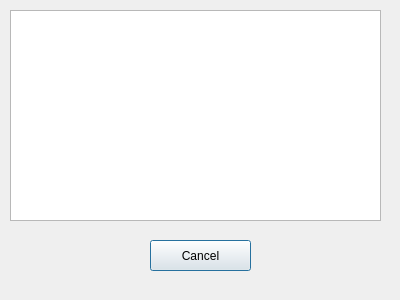
Above: QTcreator/Diary/student_info.ui from albaSANDROS/DIPLOMA-PROJECT.-Multi-user-client-server-application-e-journal before the change. Below: the same form after it.
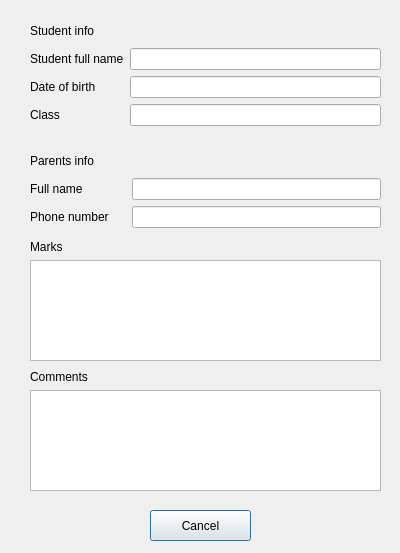
That is the form after the change.

Commit message: student info output

What changed in the file:
```diff
--- a/QTcreator/Diary/student_info.ui
+++ b/QTcreator/Diary/student_info.ui
@@ -7,7 +7,7 @@
     <x>0</x>
     <y>0</y>
     <width>400</width>
-    <height>300</height>
+    <height>553</height>
    </rect>
   </property>
   <property name="windowTitle">
@@ -17,7 +17,7 @@
    <property name="geometry">
     <rect>
      <x>150</x>
-     <y>240</y>
+     <y>510</y>
      <width>101</width>
      <height>31</height>
     </rect>
@@ -26,15 +26,202 @@
     <string>Cancel</string>
    </property>
   </widget>
-  <widget class="QTextBrowser" name="textBrowser">
+  <widget class="QLabel" name="label_5">
    <property name="geometry">
     <rect>
-     <x>10</x>
-     <y>10</y>
-     <width>371</width>
-     <height>211</height>
+     <x>90</x>
+     <y>120</y>
+     <width>349</width>
+     <height>16</height>
     </rect>
    </property>
+   <property name="text">
+    <string/>
+   </property>
+  </widget>
+  <widget class="QWidget" name="layoutWidget">
+   <property name="geometry">
+    <rect>
+     <x>30</x>
+     <y>370</y>
+     <width>351</width>
+     <height>121</height>
+    </rect>
+   </property>
+   <layout class="QVBoxLayout" name="verticalLayout_8">
+    <item>
+     <widget class="QLabel" name="comments_label">
+      <property name="text">
+       <string>Comments</string>
+      </property>
+     </widget>
+    </item>
+    <item>
+     <widget class="QTextEdit" name="textEdit_comments">
+      <property name="readOnly">
+       <bool>true</bool>
+      </property>
+     </widget>
+    </item>
+   </layout>
+  </widget>
+  <widget class="QWidget" name="">
+   <property name="geometry">
+    <rect>
+     <x>30</x>
+     <y>150</y>
+     <width>351</width>
+     <height>78</height>
+    </rect>
+   </property>
+   <layout class="QVBoxLayout" name="verticalLayout_5">
+    <item>
+     <widget class="QLabel" name="parents_info_label">
+      <property name="text">
+       <string>Parents info</string>
+      </property>
+     </widget>
+    </item>
+    <item>
+     <layout class="QHBoxLayout" name="horizontalLayout_2">
+      <item>
+       <layout class="QVBoxLayout" name="verticalLayout_4">
+        <item>
+         <widget class="QLabel" name="parents_fullname_label">
+          <property name="text">
+           <string>Full name</string>
+          </property>
+         </widget>
+        </item>
+        <item>
+         <widget class="QLabel" name="label_6">
+          <property name="text">
+           <string>Phone number     </string>
+          </property>
+         </widget>
+        </item>
+       </layout>
+      </item>
+      <item>
+       <layout class="QVBoxLayout" name="verticalLayout_2">
+        <item>
+         <widget class="QLineEdit" name="lineEdit_parents_fullname">
+          <property name="readOnly">
+           <bool>true</bool>
+          </property>
+         </widget>
+        </item>
+        <item>
+         <widget class="QLineEdit" name="lineEdit_parents_phonenum">
+          <property name="readOnly">
+           <bool>true</bool>
+          </property>
+         </widget>
+        </item>
+       </layout>
+      </item>
+     </layout>
+    </item>
+   </layout>
+  </widget>
+  <widget class="QWidget" name="">
+   <property name="geometry">
+    <rect>
+     <x>30</x>
+     <y>20</y>
+     <width>351</width>
+     <height>106</height>
+    </rect>
+   </property>
+   <layout class="QVBoxLayout" name="verticalLayout_6">
+    <item>
+     <widget class="QLabel" name="stud_info_label">
+      <property name="text">
+       <string>Student info</string>
+      </property>
+     </widget>
+    </item>
+    <item>
+     <layout class="QHBoxLayout" name="horizontalLayout">
+      <item>
+       <layout class="QVBoxLayout" name="verticalLayout_3">
+        <item>
+         <widget class="QLabel" name="fullNameSt_label">
+          <property name="text">
+           <string>Student full name</string>
+          </property>
+         </widget>
+        </item>
+        <item>
+         <widget class="QLabel" name="date_of_birth_label">
+          <property name="text">
+           <string>Date of birth</string>
+          </property>
+         </widget>
+        </item>
+        <item>
+         <widget class="QLabel" name="class_label">
+          <property name="text">
+           <string>Class</string>
+          </property>
+         </widget>
+        </item>
+       </layout>
+      </item>
+      <item>
+       <layout class="QVBoxLayout" name="verticalLayout">
+        <item>
+         <widget class="QLineEdit" name="lineEdit_full_name">
+          <property name="readOnly">
+           <bool>true</bool>
+          </property>
+         </widget>
+        </item>
+        <item>
+         <widget class="QLineEdit" name="lineEdit_dateOfBirth">
+          <property name="readOnly">
+           <bool>true</bool>
+          </property>
+         </widget>
+        </item>
+        <item>
+         <widget class="QLineEdit" name="lineEdit_class_num">
+          <property name="readOnly">
+           <bool>true</bool>
+          </property>
+         </widget>
+        </item>
+       </layout>
+      </item>
+     </layout>
+    </item>
+   </layout>
+  </widget>
+  <widget class="QWidget" name="">
+   <property name="geometry">
+    <rect>
+     <x>30</x>
+     <y>240</y>
+     <width>351</width>
+     <height>121</height>
+    </rect>
+   </property>
+   <layout class="QVBoxLayout" name="verticalLayout_7">
+    <item>
+     <widget class="QLabel" name="marks_label">
+      <property name="text">
+       <string>Marks</string>
+      </property>
+     </widget>
+    </item>
+    <item>
+     <widget class="QTextEdit" name="textEdit_marks">
+      <property name="readOnly">
+       <bool>true</bool>
+      </property>
+     </widget>
+    </item>
+   </layout>
   </widget>
  </widget>
  <resources/>
```
The commit also changes 11 other files.
